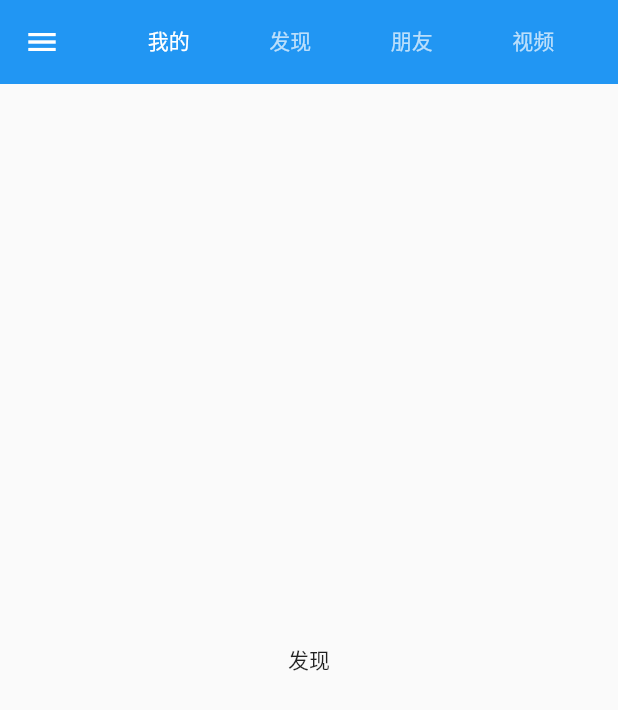
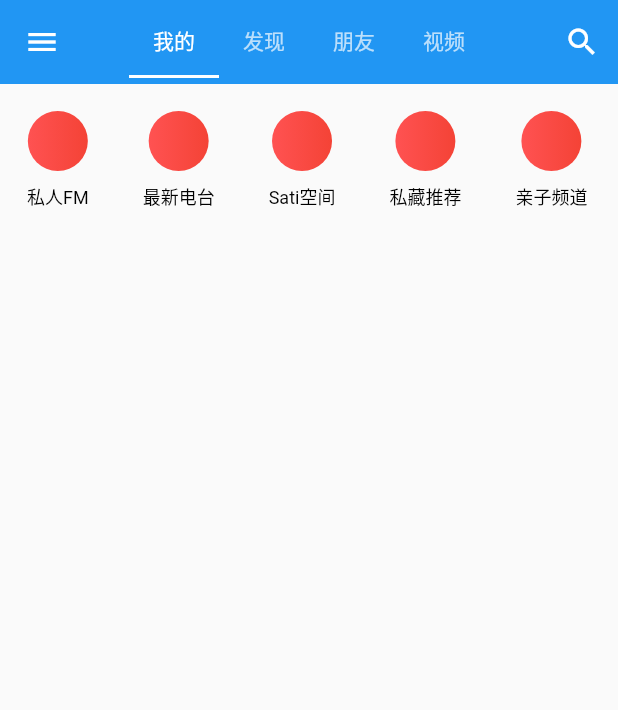
Before and after one commit to itxiaoshuai/CloudMusic, a Flutter app: the HomePage screen opened directly, on a phone screen of 412 x 824 dp. Shown: the top 710 px of the screen. Run offline on Flutter 3.47's test engine with Material 2 defaults, Android fonts, the phone set to English and light mode, and no system bars.

Commit message:
我的页面增加头部横向滚动的UI

```diff
--- a/lib/main.dart
+++ b/lib/main.dart
@@ -4,21 +4,19 @@ import 'package:flutter_app/widget/HomeDrawer.dart';
 
 void main() => runApp(MyApp());
 
-//class MyApp extends StatelessWidget {
-//  // This widget is the root of your application.
-//  @override
-//  Widget build(BuildContext context) {
-////    return MaterialApp(
-////      title: 'Flutter Demo',
-////      theme: ThemeData(
-////        primarySwatch: Colors.blue,
-////      ),
-//////      home: HomePage(),
-////      home: MyPage(),
-////    );
-//    return MyApp();
-//  }
-//}
+class MyApp extends StatelessWidget {
+  // This widget is the root of your application.
+  @override
+  Widget build(BuildContext context) {
+    return MaterialApp(
+      title: 'Flutter Demo',
+      theme: ThemeData(
+        primarySwatch: Colors.blue,
+      ),
+      home: HomePage(),
+    );
+  }
+}
 
 class HomePage extends StatefulWidget {
   @override
@@ -28,7 +26,90 @@ class HomePage extends StatefulWidget {
 class _HomePageState extends State<HomePage>
     with SingleTickerProviderStateMixin {
   TabController _tabController;
-  int _tabControllerIndex = 1;
+
+  @override
+  void dispose() {
+    _tabController.dispose();
+    super.dispose();
+  }
+
+  void initState() {
+    super.initState();
+    _tabController = new TabController(vsync: this, length: 4);
+  }
+
+  @override
+  Widget build(BuildContext context) {
+    return Scaffold(
+      appBar: AppBar(
+        elevation: 0,
+        centerTitle: true,
+//        title: TabContainerState(),
+        title: TabBar(
+          indicatorSize: TabBarIndicatorSize.tab,
+          isScrollable: true,
+          tabs: <Widget>[
+            new Tab(
+              text: '我的',
+            ),
+            new Tab(
+              text: '发现',
+            ),
+            new Tab(
+              text: '朋友',
+            ),
+            new Tab(
+              text: '视频',
+            ),
+          ],
+          controller: _tabController,
+        ),
+        actions: <Widget>[
+          IconButton(
+            icon: Icon(
+              Icons.search,
+              color: Colors.white,
+            ),
+            onPressed: null,
+          )
+        ],
+      ),
+      body: new TabBarView(
+        controller: _tabController,
+        children: <Widget>[
+          Column(
+            children: <Widget>[
+              MyPage(),
+            ],
+          ),
+          Center(child: Text('发现')),
+          Center(child: Text('朋友')),
+          Center(child: Text('视频')),
+        ],
+      ),
+//      body: TabBarView(
+//        children: choices.map((Choice choice) {
+//          //选项卡
+//          return new Tab(
+//            text: choice.title,
+//          );
+//        }).toList(),
+//        controller: _tabController,
+//      ),
+      drawer: HomeDrawer(),
+    );
+  }
+}
+
+class TabContainerState extends StatefulWidget {
+  @override
+  _TabContainerState createState() => _TabContainerState();
+}
+
+class _TabContainerState extends State<TabContainerState>
+    with SingleTickerProviderStateMixin {
+  TabController _tabController;
+  int _tabControllerIndex = 0;
 
   @override
   void initState() {
@@ -49,46 +130,23 @@ class _HomePageState extends State<HomePage>
 
   @override
   Widget build(BuildContext context) {
-    return Scaffold(
-      appBar: AppBar(
-        elevation: 0,
-        centerTitle: true,
-        title: ReadLayout(),
-      ),
-      body: TabBarView(
-        children: choices.map((Choice choice) {
-          //选项卡
-          return new Tab(
-            text: choice.title,
-          );
-        }).toList(),
-        controller: _tabController,
-      ),
-      drawer: HomeDrawer(),
-    );
-  }
-}
-
-class ReadLayout extends StatelessWidget {
-  TabController _tabController;
-
-  @override
-  Widget build(BuildContext context) {
     return Container(
       child: DefaultTabController(
         length: choices.length,
+        initialIndex: _tabControllerIndex,
         child: TabBar(
           //创建TabBar实例
-          isScrollable: false,
+          isScrollable: true,
           //这个属性是导航栏是否支持滚动，false则会挤在一起了
-//              unselectedLabelColor: Colors.grey,
+          unselectedLabelColor: Colors.grey,
           //未选标签标签的颜色(这里定义为灰色)
-//              labelColor: Colors.black,
-          //选中的颜色（黑色）
-          indicatorColor: Colors.transparent,
+          labelColor: Colors.black,
+//          选中的颜色（黑色）
+          indicatorColor: Colors.red,
           //指示器颜色
           indicatorWeight: 2,
           controller: _tabController,
+
           tabs: choices.map((Choice choice) {
             //选项卡
             return new Tab(
--- a/lib/pages/my/page_my.dart
+++ b/lib/pages/my/page_my.dart
@@ -1,24 +1,45 @@
 import 'package:flutter/material.dart';
 
-class MyPage extends StatefulWidget {
+class MyPage extends StatelessWidget {
   @override
-  State<StatefulWidget> createState() => _MyPageState();
+  Widget build(BuildContext context) {
+    return Container(
+      height: 120.0,
+      child: ListView(
+        scrollDirection: Axis.horizontal,
+        children: <Widget>[
+          ListItemCustom(text: '私人FM'),
+          ListItemCustom(text: '最新电台'),
+          ListItemCustom(text: 'Sati空间'),
+          ListItemCustom(text: '私藏推荐'),
+          ListItemCustom(text: '亲子频道'),
+          ListItemCustom(text: '古典专区'),
+          ListItemCustom(text: '跑步FM'),
+          ListItemCustom(text: '小冰电台'),
+          ListItemCustom(text: '爵士电台'),
+          ListItemCustom(text: '驾驶模式'),
+        ],
+      ),
+    );
+  }
 }
 
-class _MyPageState extends State {
+class ListItemCustom extends StatelessWidget {
+  final String text;
+
+  ListItemCustom({this.text});
+
   @override
   Widget build(BuildContext context) {
-    return new ListView(
-      // This next line does the trick.
-      scrollDirection: Axis.horizontal,
-      children: <Widget>[
-        Container(
+    return InkWell(
+      child: Container(
+        padding: EdgeInsets.all(18.0),
         child: Column(
           children: <Widget>[
             Container(
-                width: 50,
-                height: 50.0,
-                decoration: BoxDecoration(
+              width: 40.0,
+              height: 40.0,
+              decoration: BoxDecoration(//圆形渐变
                 color: Colors.white,
                 shape: BoxShape.circle,
                 gradient: const LinearGradient(colors: [
@@ -27,56 +48,14 @@ class _MyPageState extends State {
                 ]),
               ),
             ),
-              Text('私人FM',style: TextStyle(fontSize: 12),)
+            Container(
+              height: 8,
+            ),
+            Text(
+              text,
+              style: TextStyle(fontSize: 12, color: Colors.black),
+            )
           ],
-          ),
-        ),
-        Image.asset(
-          'images/my/shortcut_fm.png',
-          fit: BoxFit.none,
-        ),
-      ],
-    );
-  }
-}
-
-class MyApp extends StatelessWidget {
-  @override
-  Widget build(BuildContext context) {
-    final title = 'Horizontal List';
-
-    return new MaterialApp(
-      title: title,
-      home: new Scaffold(
-
-        body: new Container(
-          margin: new EdgeInsets.symmetric(vertical: 20.0),
-          height: 200.0,
-          child: new ListView(
-            scrollDirection: Axis.horizontal,
-            children: <Widget>[
-              new Container(
-                width: 160.0,
-                color: Colors.red,
-              ),
-              new Container(
-                width: 160.0,
-                color: Colors.blue,
-              ),
-              new Container(
-                width: 160.0,
-                color: Colors.green,
-              ),
-              new Container(
-                width: 160.0,
-                color: Colors.yellow,
-              ),
-              new Container(
-                width: 160.0,
-                color: Colors.orange,
-              ),
-            ],
-          ),
         ),
       ),
     );
```
Also changed, not shown: 1 other file. Lines whose indentation alone changed are shown as unchanged.
